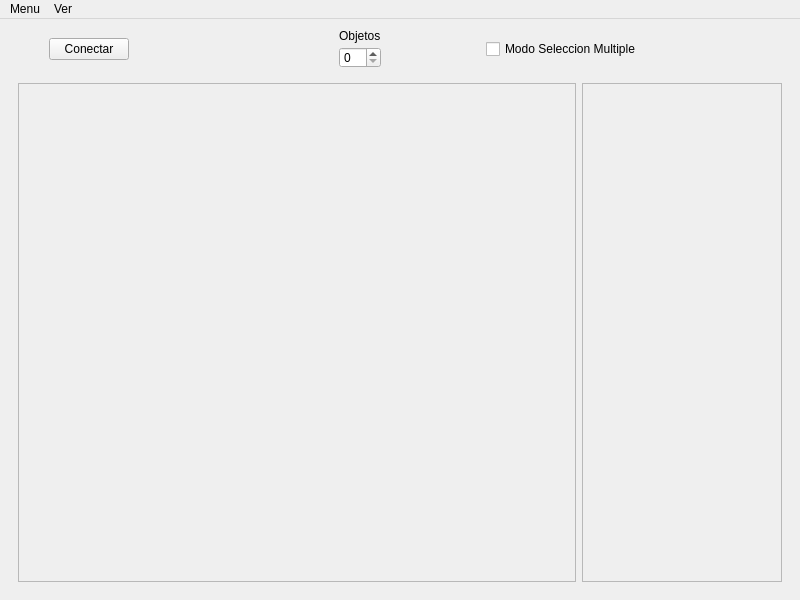
Above: Indi-Cosmos/mainwindow.ui from eyehalcon97/Indi-Cosmos before the change. Below: the same form after it.
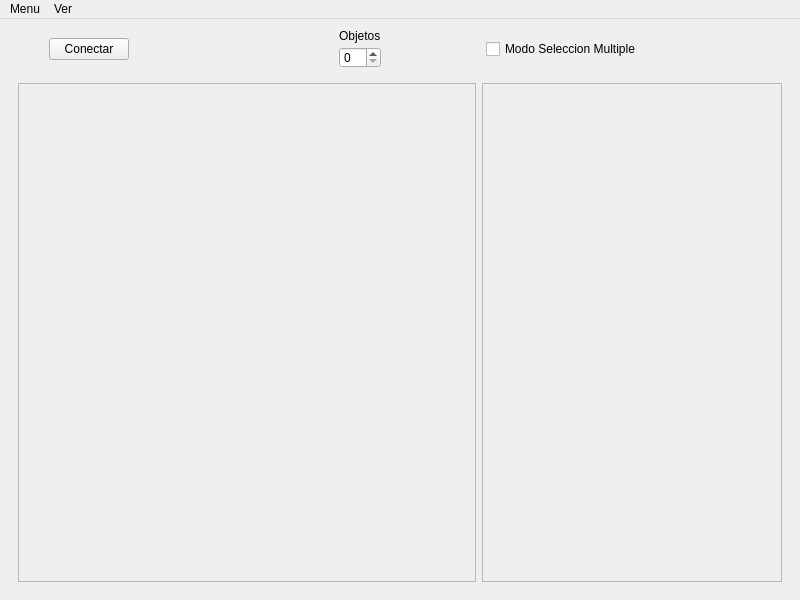
That is the form after the change.

What changed in the file:
```diff
--- a/Indi-Cosmos/mainwindow.ui
+++ b/Indi-Cosmos/mainwindow.ui
@@ -123,7 +123,7 @@
            <rect>
             <x>0</x>
             <y>0</y>
-            <width>556</width>
+            <width>456</width>
             <height>497</height>
            </rect>
           </property>
@@ -140,8 +140,8 @@
         <widget class="QScrollArea" name="PanelDerecho">
          <property name="minimumSize">
           <size>
-           <width>0</width>
-           <height>200</height>
+           <width>300</width>
+           <height>400</height>
           </size>
          </property>
          <property name="maximumSize">
@@ -158,7 +158,7 @@
            <rect>
             <x>0</x>
             <y>0</y>
-            <width>198</width>
+            <width>298</width>
             <height>497</height>
            </rect>
           </property>
```
